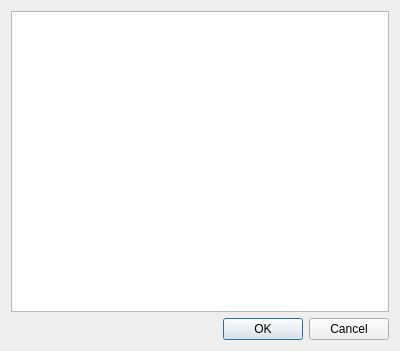
This is Qt/guiexample/editdetailsdlg.ui in nschlia/libdvdetect as Qt 5 draws it before an edit. The edited form follows.
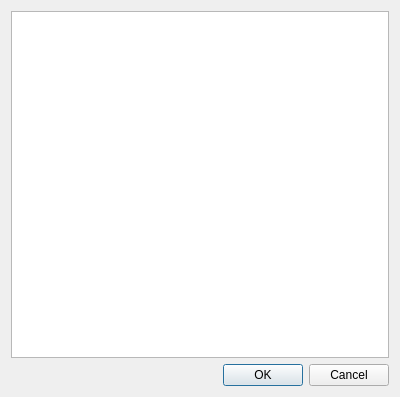
This is the edited form.

What changed in the file:
```diff
--- a/Qt/guiexample/editdetailsdlg.ui
+++ b/Qt/guiexample/editdetailsdlg.ui
@@ -7,7 +7,7 @@
     <x>0</x>
     <y>0</y>
     <width>400</width>
-    <height>351</height>
+    <height>397</height>
    </rect>
   </property>
   <property name="windowTitle">
```
